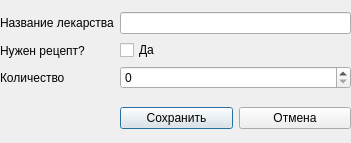
Above: AddMedicineDialog.ui from Toxicattack4up/QtProjectKRApteka before the change. Below: the same form after it.
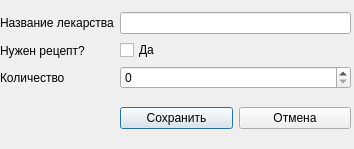
That is the form after the change.

The edit to the form file:
```diff
--- a/AddMedicineDialog.ui
+++ b/AddMedicineDialog.ui
@@ -6,14 +6,14 @@
    <rect>
     <x>0</x>
     <y>0</y>
-    <width>351</width>
-    <height>143</height>
+    <width>354</width>
+    <height>149</height>
    </rect>
   </property>
   <property name="windowTitle">
    <string>Dialog</string>
   </property>
-  <widget class="QWidget" name="">
+  <widget class="QWidget" name="layoutWidget">
    <property name="geometry">
     <rect>
      <x>0</x>
```
